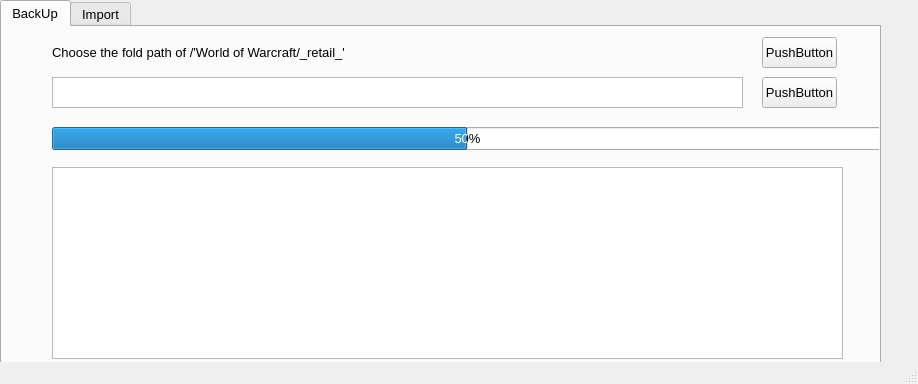
FontaineGuo/PythonToolbox, file wow-addons-helper/mainUI.ui: the form before one commit.
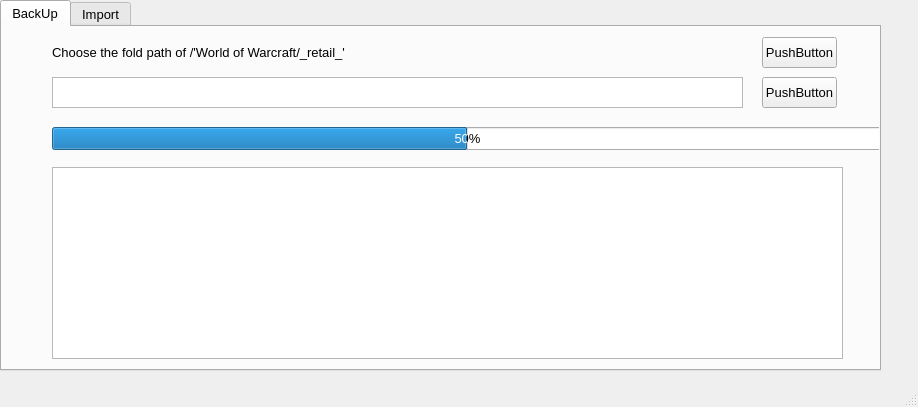
The form after the commit.

Patch:
```diff
--- a/wow-addons-helper/mainUI.ui
+++ b/wow-addons-helper/mainUI.ui
@@ -7,7 +7,7 @@
     <x>0</x>
     <y>0</y>
     <width>918</width>
-    <height>384</height>
+    <height>407</height>
    </rect>
   </property>
   <property name="windowTitle">
```
Left out of the diff: 2 changed lines with no effect on the pictures.
